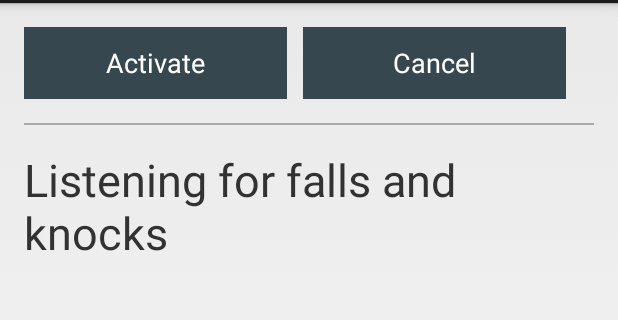
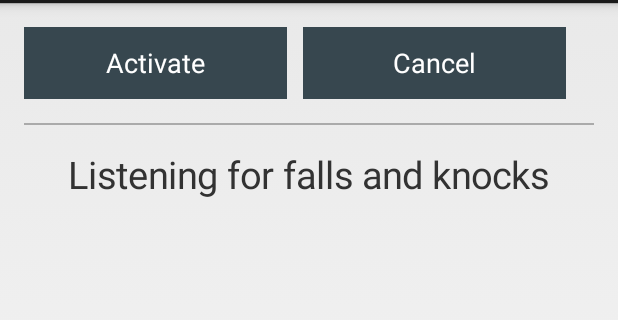
Before and after one commit to ChrisGrigg/ICE_IT-2, an Android app: the fragment ActivationFragment shown on its own in the app's theme, after a tap on "Activate", on a phone screen of 412 x 824 dp, the part 69-389 px from its top. Run offline under Robolectric (Android 15) with nearby library versions, the phone set to English and light mode, and no system bars.

Commit message:
Improved layout and fixed FB logout bug

```diff
--- a/app/src/main/java/com/iceit/framework/ActivationFragment.java
+++ b/app/src/main/java/com/iceit/framework/ActivationFragment.java
@@ -65,7 +65,7 @@ public class ActivationFragment extends Fragment implements SensorEventListener
         btnActivate.setOnClickListener(new View.OnClickListener() {
             public void onClick(View v) {
                 startAccelorometer();
-                mTextView.setTextSize(30);
+                mTextView.setTextSize(25);
                 mTextView.setText(R.string.listening);
                 btnActivate.setEnabled(false);
                 btnCancel.setEnabled(true);
--- a/app/src/main/res/layout/fragment_activation.xml
+++ b/app/src/main/res/layout/fragment_activation.xml
@@ -41,12 +41,10 @@
         android:layout_below="@+id/btnActivate"
         android:layout_marginTop="16dp"  />
 
-    <!-- TODO: change to SP -->
     <TextView
         android:id="@+id/content_txt"
         android:layout_width="wrap_content"
         android:layout_height="wrap_content"
-        android:textSize="70dp"
         android:text=""
         android:layout_centerHorizontal="true"
         android:layout_below="@+id/divider"
--- a/app/src/main/res/layout/fragment_contacts.xml
+++ b/app/src/main/res/layout/fragment_contacts.xml
@@ -25,7 +25,7 @@
         android:layout_height="70dp"
         android:layout_width="70dp"
         android:contentDescription="Contacts Image"
-        android:src="@mipmap/ic_profile"
+        android:src="@mipmap/profile"
         android:layout_marginTop="16dp"
         android:layout_below="@+id/divider" />
 
@@ -33,7 +33,7 @@
         android:layout_width="wrap_content"
         android:layout_height="wrap_content"
         android:text="Name"
-        android:textSize="20dp"
+        android:textSize="25sp"
         android:layout_toRightOf="@+id/img_contact"
         android:layout_below="@+id/divider"
         android:layout_marginTop="16dp"
@@ -43,7 +43,7 @@
         android:layout_width="wrap_content"
         android:layout_height="wrap_content"
         android:text="Telephone Number"
-        android:textSize="20dp"
+        android:textSize="25sp"
         android:layout_toRightOf="@+id/img_contact"
         android:layout_below="@+id/fullName_contact"
         android:layout_marginLeft="12dp"
--- a/app/src/main/res/layout/fragment_profile.xml
+++ b/app/src/main/res/layout/fragment_profile.xml
@@ -24,7 +24,7 @@
         android:layout_width="wrap_content"
         android:layout_height="wrap_content"
         android:id="@+id/info"
-        android:textSize="23sp"
+        android:textSize="25sp"
         android:layout_below="@+id/divider"
         android:layout_marginTop="16dp"
         />
--- a/app/src/main/res/values/strings.xml
+++ b/app/src/main/res/values/strings.xml
@@ -4,7 +4,7 @@
     <string name="action_settings">Settings</string>
     <string name="activate">Activate</string>
     <string name="cancel">Cancel</string>
-    <string name="smsSent">SMS sent</string>
+    <string name="smsSent">SMS sent!</string>
     <string name="listening">Listening for falls and knocks</string>
     <string name="addContact">Add a contact</string>
     <string name="facebook_app_id">544684215684444</string>
```
Also changed, not shown: app/src/main/java/com/iceit/framework/ProfileFragment.java (+25 -7 lines), app/src/main/res/mipmap-xxhdpi/profile.png (added), 1 other file.
